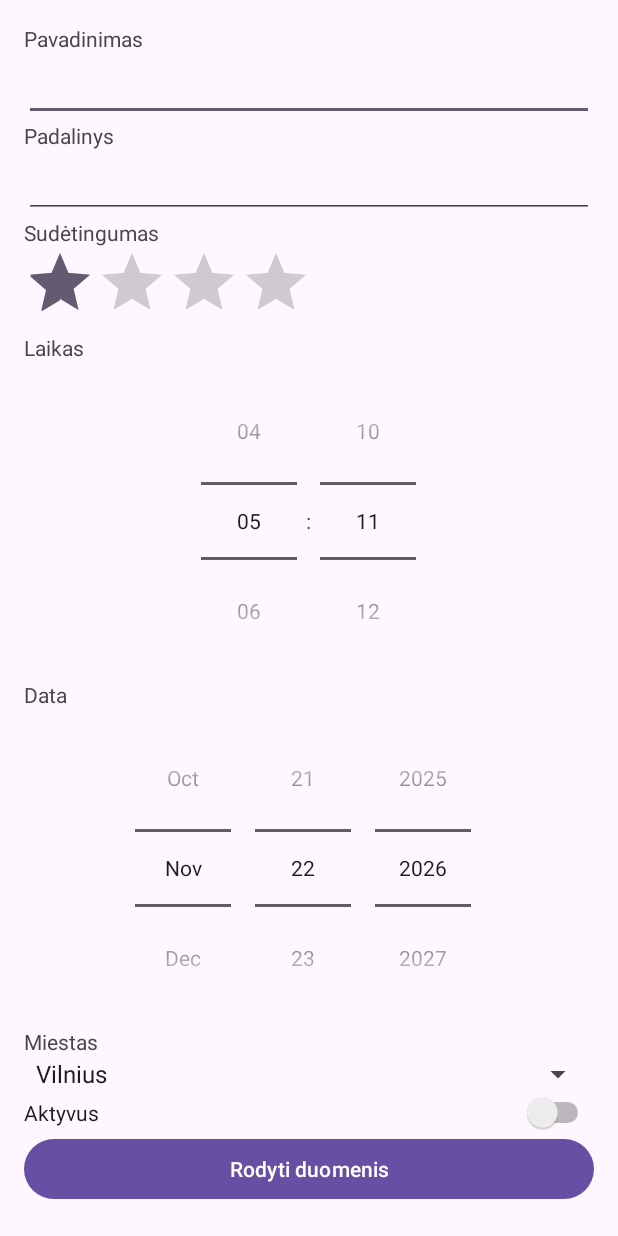
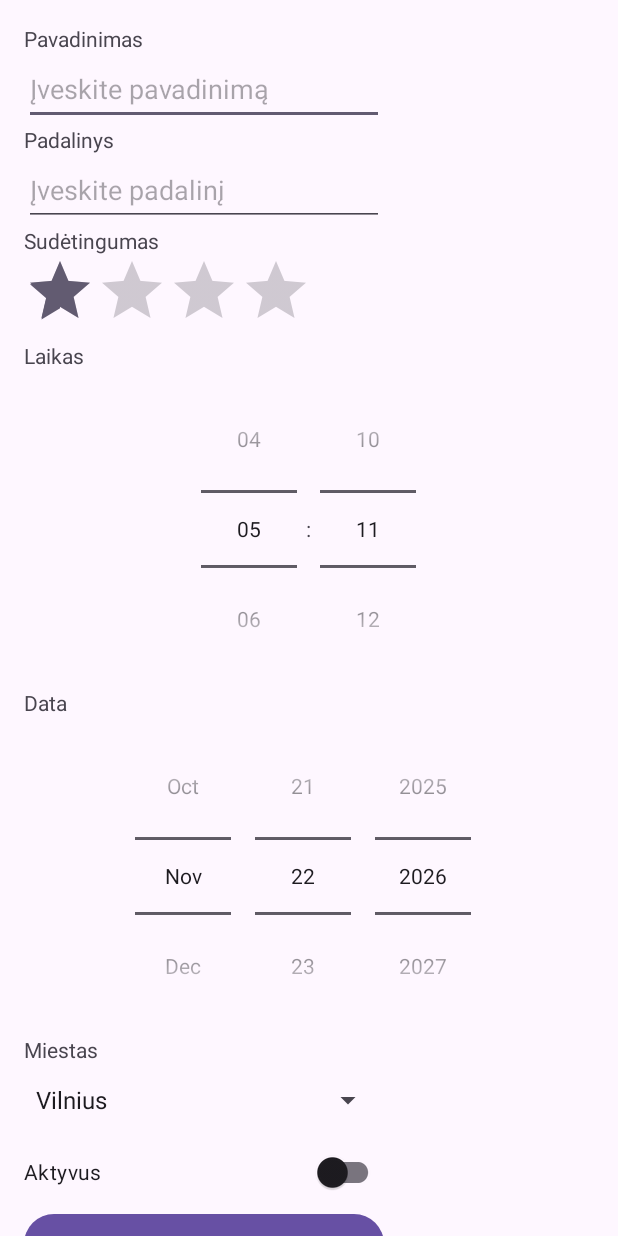
Before and after one commit to fiddle777/IIP-LD, an Android app: the screen it shows after launch (MainActivity), on a phone screen of 412 x 824 dp. Run offline under Robolectric (Android 15) with nearby library versions, the phone set to English and light mode, and no system bars.

Commit message:
fixed xml warnings

```diff
--- a/app/src/main/java/com/example/iip_ld/MainActivity.java
+++ b/app/src/main/java/com/example/iip_ld/MainActivity.java
@@ -7,12 +7,12 @@ import android.widget.DatePicker;
 import android.widget.EditText;
 import android.widget.RatingBar;
 import android.widget.Spinner;
-import android.widget.Switch;
 import android.widget.TextView;
 import android.widget.TimePicker;
 import android.widget.Toast;
 
 import androidx.appcompat.app.AppCompatActivity;
+import androidx.appcompat.widget.SwitchCompat;
 import androidx.core.graphics.Insets;
 import androidx.core.view.ViewCompat;
 import androidx.core.view.WindowInsetsCompat;
@@ -42,7 +42,7 @@ public class MainActivity extends AppCompatActivity {
         TimePicker time = findViewById(R.id.time);
         DatePicker date = findViewById(R.id.date);
         Spinner city = findViewById(R.id.city);
-        Switch active = findViewById(R.id.active);
+        SwitchCompat active = findViewById(R.id.active);
 
         String[] departments = getResources().getStringArray(R.array.departments);
         department.setAdapter(new ArrayAdapter<>(this,
--- a/app/src/main/res/layout/activity_main.xml
+++ b/app/src/main/res/layout/activity_main.xml
@@ -1,38 +1,58 @@
 <?xml version="1.0" encoding="utf-8"?>
-<FrameLayout xmlns:android="http://schemas.android.com/apk/res/android"
+<ScrollView xmlns:android="http://schemas.android.com/apk/res/android"
     android:id="@+id/main"
     android:layout_width="match_parent"
     android:layout_height="match_parent">
 
-    <ScrollView android:layout_width="match_parent" android:layout_height="match_parent">
-        <LinearLayout android:layout_width="match_parent" android:layout_height="wrap_content" android:orientation="vertical" android:padding="16dp">
-            <TableLayout android:layout_width="match_parent" android:layout_height="wrap_content">
-                <TextView android:layout_width="match_parent" android:layout_height="wrap_content" android:text="Pavadinimas" />
-                <EditText android:id="@+id/name" android:layout_width="match_parent" android:layout_height="wrap_content"
-                    android:inputType="textCapWords" />
-                <TextView android:layout_width="match_parent" android:layout_height="wrap_content" android:text="Padalinys" />
-                <AutoCompleteTextView android:id="@+id/department" android:layout_width="match_parent" android:layout_height="wrap_content"
-                    android:completionThreshold="1" android:inputType="text" />
-                <TextView android:layout_width="match_parent" android:layout_height="wrap_content" android:text="Sudėtingumas" />
+    <TableLayout android:layout_width="match_parent" android:layout_height="wrap_content" android:padding="16dp">
+        <TextView android:layout_width="match_parent" android:layout_height="wrap_content"
+            android:labelFor="@id/name" android:text="@string/label_name" />
+        <TableRow android:layout_width="match_parent" android:layout_height="wrap_content">
+            <EditText android:id="@+id/name"
+                android:layout_width="240dp" android:layout_height="wrap_content"
+                android:minHeight="48dp" android:inputType="textCapWords"
+                android:autofillHints="name" android:hint="@string/name_hint" />
+        </TableRow>
+        <TextView android:layout_width="match_parent" android:layout_height="wrap_content"
+            android:labelFor="@id/department" android:text="@string/label_department" />
+        <TableRow android:layout_width="match_parent" android:layout_height="wrap_content">
+            <AutoCompleteTextView android:id="@+id/department"
+                android:layout_width="240dp" android:layout_height="wrap_content"
+                android:minHeight="48dp" android:completionThreshold="1"
+                android:inputType="text" android:importantForAutofill="no"
+                android:hint="@string/department_hint" />
+        </TableRow>
+        <TextView android:layout_width="match_parent" android:layout_height="wrap_content"
+            android:labelFor="@id/rating" android:text="@string/label_rating" />
         <LinearLayout android:layout_width="match_parent" android:layout_height="wrap_content" android:orientation="horizontal">
             <RatingBar android:id="@+id/rating"
                 android:layout_width="wrap_content" android:layout_height="wrap_content"
                 android:numStars="4" android:rating="1" android:stepSize="1" />
         </LinearLayout>
-                <TextView android:layout_width="match_parent" android:layout_height="wrap_content" android:text="Laikas" />
+        <TextView android:layout_width="match_parent" android:layout_height="wrap_content"
+            android:labelFor="@id/time" android:text="@string/label_time" />
         <TimePicker android:id="@+id/time" android:layout_width="match_parent" android:layout_height="wrap_content"
             android:timePickerMode="spinner" />
-                <TextView android:layout_width="match_parent" android:layout_height="wrap_content" android:text="Data" />
+        <TextView android:layout_width="match_parent" android:layout_height="wrap_content"
+            android:labelFor="@id/date" android:text="@string/label_date" />
         <DatePicker android:id="@+id/date" android:layout_width="match_parent" android:layout_height="wrap_content"
             android:datePickerMode="spinner" android:calendarViewShown="false" />
-                <TextView android:layout_width="match_parent" android:layout_height="wrap_content" android:text="Miestas" />
-                <Spinner android:id="@+id/city" android:layout_width="match_parent" android:layout_height="wrap_content"
-                    android:entries="@array/cities" />
-                <Switch android:id="@+id/active" android:layout_width="match_parent" android:layout_height="wrap_content"
-                    android:text="Aktyvus" />
-                <Button android:id="@+id/submit" android:layout_width="match_parent" android:layout_height="wrap_content"
-                    android:text="Rodyti duomenis" />
+        <TextView android:layout_width="match_parent" android:layout_height="wrap_content"
+            android:labelFor="@id/city" android:text="@string/label_city" />
+        <TableRow android:layout_width="match_parent" android:layout_height="wrap_content">
+            <Spinner android:id="@+id/city"
+                android:layout_width="wrap_content" android:layout_height="wrap_content"
+                android:minWidth="120dp" android:minHeight="48dp" android:entries="@array/cities" />
+        </TableRow>
+        <TableRow android:layout_width="match_parent" android:layout_height="wrap_content">
+            <androidx.appcompat.widget.SwitchCompat android:id="@+id/active"
+                android:layout_width="wrap_content" android:layout_height="wrap_content"
+                android:minHeight="48dp" android:text="@string/label_active" />
+        </TableRow>
+        <TableRow android:layout_width="match_parent" android:layout_height="wrap_content">
+            <Button android:id="@+id/submit"
+                android:layout_width="wrap_content" android:layout_height="wrap_content"
+                android:minHeight="48dp" android:text="@string/submit_label" />
+        </TableRow>
     </TableLayout>
-        </LinearLayout>
 </ScrollView>
-</FrameLayout>
--- a/app/src/main/res/values/strings.xml
+++ b/app/src/main/res/values/strings.xml
@@ -1,5 +1,15 @@
 <resources>
     <string name="app_name">IIP_LD</string>
+    <string name="label_name">Pavadinimas</string>
+    <string name="name_hint">Įveskite pavadinimą</string>
+    <string name="label_department">Padalinys</string>
+    <string name="department_hint">Įveskite padalinį</string>
+    <string name="label_rating">Sudėtingumas</string>
+    <string name="label_time">Laikas</string>
+    <string name="label_date">Data</string>
+    <string name="label_city">Miestas</string>
+    <string name="label_active">Aktyvus</string>
+    <string name="submit_label">Rodyti duomenis</string>
     <string-array name="departments">
         <item>Mechanikos fakultetas</item>
         <item>Elektronikos fakultetas</item>
```
Lines whose indentation alone changed are shown as unchanged.
